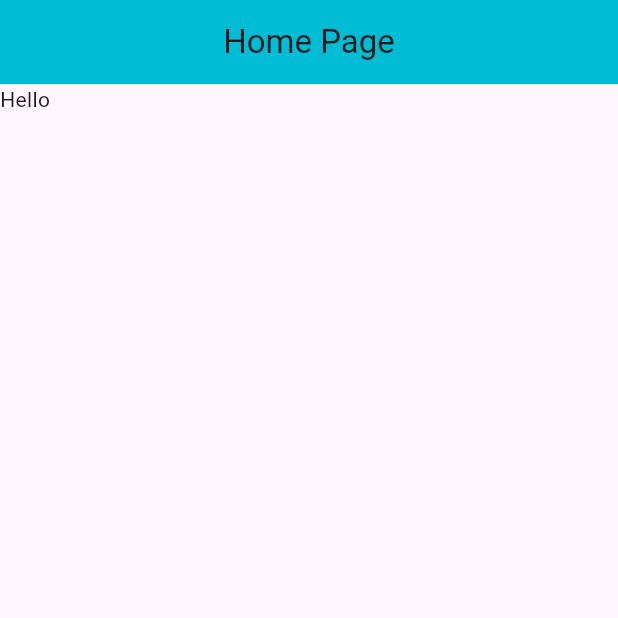
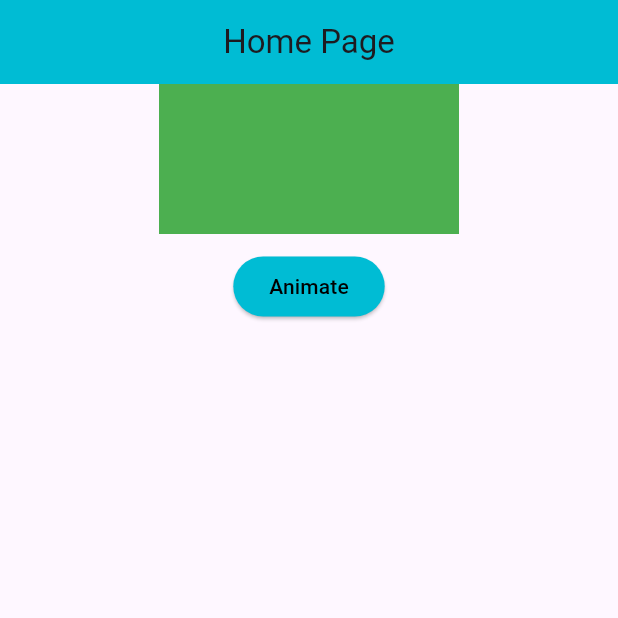
Before and after one commit to Umesh9057/Animate_Flutter, a Flutter app: the screen it shows after launch, on a phone screen of 412 x 824 dp, the top half of it. Run offline on Flutter 3.47's test engine with Material 3 defaults, Android fonts, the phone set to English and light mode, and no system bars; our stand-ins replace font_awesome_flutter.

Commit message:
Update home_page_view.dart

```diff
--- a/lib/src/modules/home_page_view.dart
+++ b/lib/src/modules/home_page_view.dart
@@ -10,6 +10,12 @@ class HomePageView extends StatefulWidget {
 
 class _HomePageViewState extends State<HomePageView> {
 
+  var myOpacity = 1.0;
+  bool flag = true;
+  var Color = Colors.green;
+  var _height = 100.0;
+  var _width = 200.0;
+
   @override
   Widget build(BuildContext context) {
     return Scaffold(
@@ -19,7 +25,43 @@ class _HomePageViewState extends State<HomePageView> {
         centerTitle: true,
       ),
 
-      body: Text('Hello'),
+      body:  Center(
+        child: Column(
+          children: [
+            AnimatedOpacity(
+              opacity: myOpacity,
+              duration: Duration(seconds: 3),
+              curve: Curves.bounceIn,
+              child: Container(width: _width, height: _height, color: Color),
+            ),
+            SizedBox(height: 11),
+            ElevatedButton(
+              onPressed: () {
+                setState(() {
+                  if (flag) {
+                    myOpacity = 0.3;
+                    flag = false;
+                    // Color = Colors.blue;
+                    // _height = 150.0;
+                    // _width = 120.0;
+                  } else {
+                    myOpacity = 1.0;
+                    flag = true;
+                    Color = Colors.green;
+                    _height = 100.0;
+                    _width = 200.0;
+                  }
+                });
+              },
+              style: ElevatedButton.styleFrom(
+                backgroundColor: Colors.cyan,
+                foregroundColor: Colors.black,
+              ),
+              child: Text('Animate'),
+            ),
+          ],
+        ),
+      ),
     );
   }
 }
```
